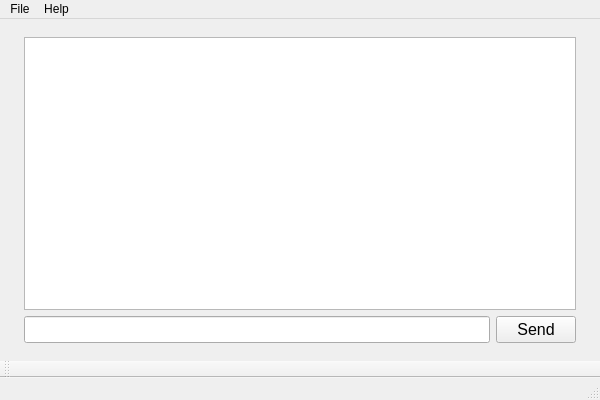
Before: the Qt Designer form Client/ui/mainwindow.ui in thieutd/ChatApp, drawn with Qt 5.
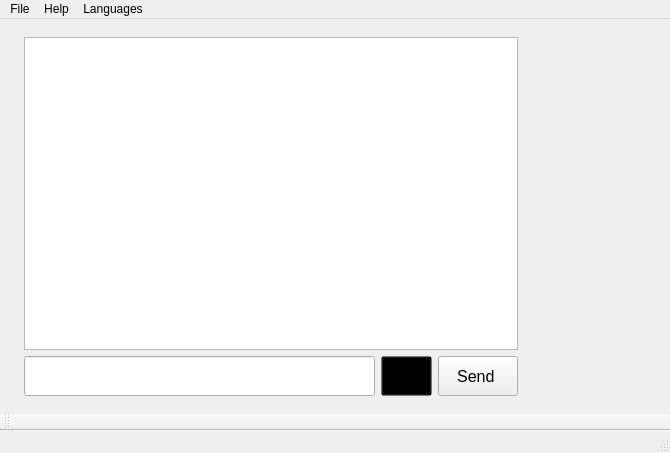
After: the same form once the commit is applied. Icons and pictures are not drawn.

Commit message: Add language translation

The edit to the form file:
```diff
--- a/Client/ui/mainwindow.ui
+++ b/Client/ui/mainwindow.ui
@@ -6,8 +6,8 @@
    <rect>
     <x>0</x>
     <y>0</y>
-    <width>600</width>
-    <height>400</height>
+    <width>670</width>
+    <height>453</height>
    </rect>
   </property>
   <property name="windowTitle">
@@ -19,7 +19,7 @@
      <pointsize>12</pointsize>
     </font>
    </property>
-   <layout class="QHBoxLayout" name="horizontalLayout" stretch="0,1,0">
+   <layout class="QHBoxLayout" name="horizontalLayout" stretch="0,4,1">
     <item>
      <widget class="QWidget" name="widget_1" native="true">
       <property name="enabled">
@@ -32,12 +32,18 @@
       <property name="enabled">
        <bool>true</bool>
       </property>
+      <property name="styleSheet">
+       <string notr="true"/>
+      </property>
       <layout class="QVBoxLayout" name="verticalLayout">
        <item>
         <widget class="QListView" name="messageListView">
          <property name="enabled">
           <bool>true</bool>
          </property>
+         <property name="styleSheet">
+          <string notr="true"/>
+         </property>
          <property name="editTriggers">
           <set>QAbstractItemView::EditTrigger::NoEditTriggers</set>
          </property>
@@ -53,12 +59,80 @@
              <verstretch>0</verstretch>
             </sizepolicy>
            </property>
+           <property name="minimumSize">
+            <size>
+             <width>0</width>
+             <height>40</height>
+            </size>
+           </property>
+           <property name="styleSheet">
+            <string notr="true">padding: 10px;</string>
+           </property>
+          </widget>
+         </item>
+         <item>
+          <widget class="QPushButton" name="fileAddButton">
+           <property name="sizePolicy">
+            <sizepolicy hsizetype="Preferred" vsizetype="Preferred">
+             <horstretch>0</horstretch>
+             <verstretch>0</verstretch>
+            </sizepolicy>
+           </property>
+           <property name="styleSheet">
+            <string notr="true">QPushButton {
+    background-color: transparent;
+}</string>
+           </property>
+           <property name="text">
+            <string/>
+           </property>
+           <property name="icon">
+            <iconset resource="../resources/resources.qrc">
+             <normaloff>:/icons/add_file.svg</normaloff>:/icons/add_file.svg</iconset>
+           </property>
+           <property name="iconSize">
+            <size>
+             <width>30</width>
+             <height>20</height>
+            </size>
+           </property>
           </widget>
          </item>
          <item>
           <widget class="QPushButton" name="sendMessagePushButton">
+           <property name="sizePolicy">
+            <sizepolicy hsizetype="Preferred" vsizetype="Fixed">
+             <horstretch>0</horstretch>
+             <verstretch>0</verstretch>
+            </sizepolicy>
+           </property>
+           <property name="minimumSize">
+            <size>
+             <width>80</width>
+             <height>40</height>
+            </size>
+           </property>
+           <property name="baseSize">
+            <size>
+             <width>0</width>
+             <height>0</height>
+            </size>
+           </property>
+           <property name="layoutDirection">
+            <enum>Qt::LayoutDirection::RightToLeft</enum>
+           </property>
            <property name="text">
-            <string>Send</string>
+            <string>Send </string>
+           </property>
+           <property name="icon">
+            <iconset resource="../resources/resources.qrc">
+             <normaloff>:/icons/send.svg</normaloff>:/icons/send.svg</iconset>
+           </property>
+           <property name="iconSize">
+            <size>
+             <width>20</width>
+             <height>20</height>
+            </size>
            </property>
           </widget>
          </item>
@@ -72,6 +146,11 @@
       <property name="enabled">
        <bool>false</bool>
       </property>
+      <layout class="QVBoxLayout" name="verticalLayout_2">
+       <item>
+        <widget class="QWidget" name="userWidget" native="true"/>
+       </item>
+      </layout>
      </widget>
     </item>
    </layout>
@@ -81,7 +160,7 @@
     <rect>
      <x>0</x>
      <y>0</y>
-     <width>600</width>
+     <width>670</width>
      <height>18</height>
     </rect>
    </property>
@@ -99,8 +178,16 @@
     <addaction name="actionAbout"/>
     <addaction name="actionAbout_Qt"/>
    </widget>
+   <widget class="QMenu" name="menuLanguages">
+    <property name="title">
+     <string>Languages</string>
+    </property>
+    <addaction name="actionEnglish"/>
+    <addaction name="actionVietnamese"/>
+   </widget>
    <addaction name="menuFile"/>
    <addaction name="menuHelp"/>
+   <addaction name="menuLanguages"/>
   </widget>
   <widget class="QStatusBar" name="statusbar"/>
   <widget class="QToolBar" name="toolBar">
```
Left out of the diff: 29 changed lines with no effect on the pictures. The commit also changes 28 other files.
